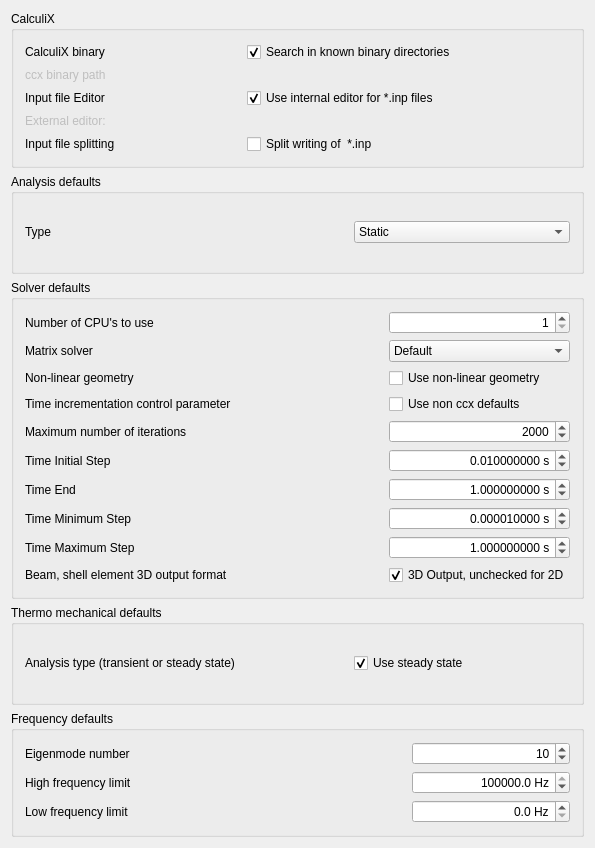
This is src/Mod/Fem/Gui/DlgSettingsFemCcx.ui in southseact-3d/fcd as Qt 5 draws it before an edit. The edited form follows.
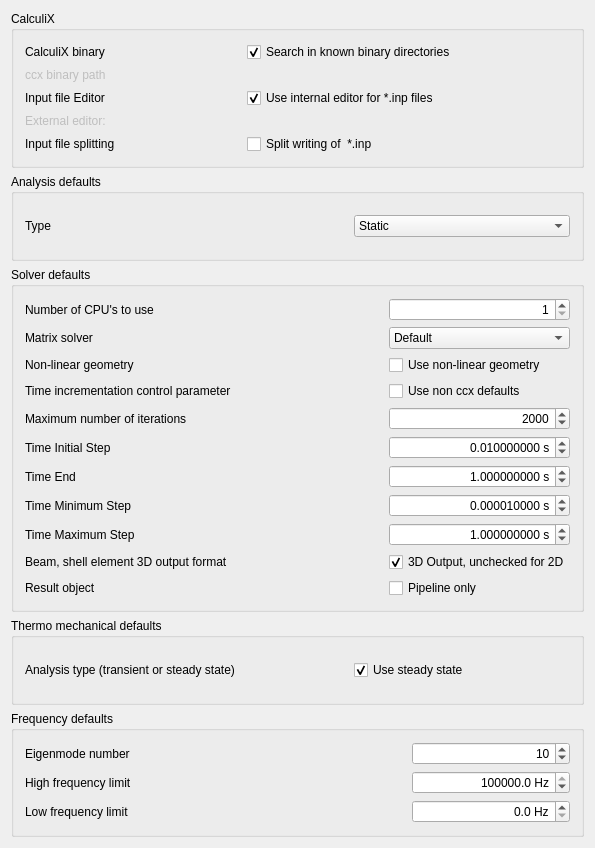
This is the edited form. Icons and pictures are not drawn. Custom widgets are drawn as their Qt base class.

Commit message: Fem: Add preference to create CalculiX result as pipeline - fixes #20541

What changed in the file:
```diff
--- a/src/Mod/Fem/Gui/DlgSettingsFemCcx.ui
+++ b/src/Mod/Fem/Gui/DlgSettingsFemCcx.ui
@@ -659,6 +659,33 @@
           </property>
          </widget>
         </item>
+        <item row="10" column="0">
+         <widget class="QLabel" name="l_pipeline_result">
+          <property name="text">
+           <string>Result object</string>
+          </property>
+         </widget>
+        </item>
+        <item row="10" column="2">
+         <widget class="Gui::PrefCheckBox" name="ckb_pipeline_result">
+          <property name="text">
+           <string>Pipeline only</string>
+          </property>
+          <property name="toolTip">
+           <string>Load results as pipeline instead of Result Object.
+By uncheck this option, CalculiX command behave like SolverCalculiXCcxTools</string>
+          </property>
+          <property name="checked">
+           <bool>false</bool>
+          </property>
+          <property name="prefEntry" stdset="0">
+           <cstring>ResultAsPipeline</cstring>
+          </property>
+          <property name="prefPath" stdset="0">
+           <cstring>Mod/Fem/Ccx</cstring>
+          </property>
+         </widget>
+        </item>
        </layout>
       </item>
      </layout>
```
The commit also changes 3 other files.
